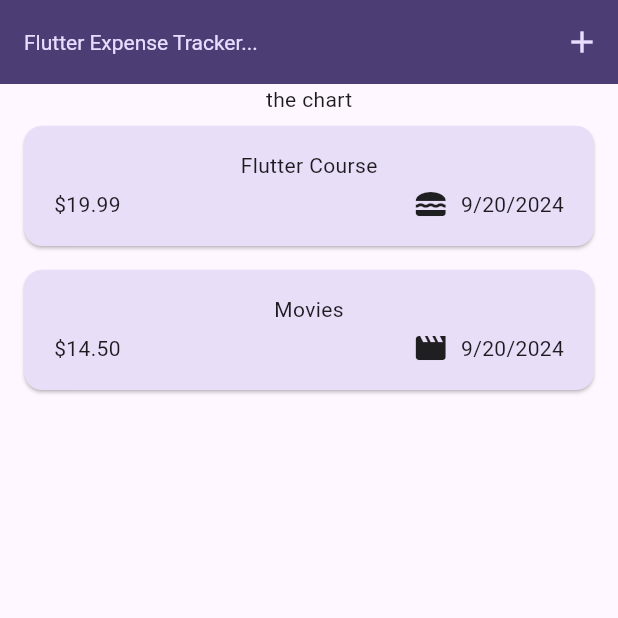
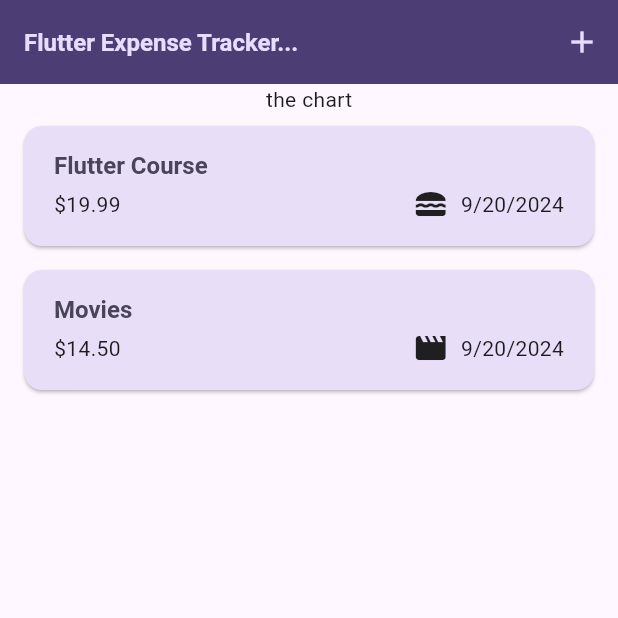
Before and after one commit to ThawedBuffalo/fdcg_05-expense-tracker, a Flutter app: the screen it shows after launch, on a phone screen of 412 x 824 dp, the top half of it. Run offline on Flutter 3.47's test engine with Material 3 defaults, Android fonts, the phone set to English and light mode, and no system bars.

Commit message:
section 5: chapter 30

```diff
--- a/lib/main.dart
+++ b/lib/main.dart
@@ -24,9 +24,9 @@ void main() {
           ),
           textTheme: ThemeData().textTheme.copyWith(
                   titleLarge: TextStyle(
-                fontWeight: FontWeight.normal,
+                fontWeight: FontWeight.bold,
                 color: kColorScheme.onSecondaryContainer,
-                fontSize: 14,
+                fontSize: 16,
               ))),
       home: const Expenses(),
     ),
--- a/lib/widgets/expense_item.dart
+++ b/lib/widgets/expense_item.dart
@@ -11,15 +11,12 @@ class ExpenseItem extends StatelessWidget {
   @override
   Widget build(BuildContext context) {
     return Card(
-
       child: Padding(
-        padding: const EdgeInsets.symmetric(
-          horizontal: 20,
-          vertical: 16
-        ),
+        padding: const EdgeInsets.symmetric(horizontal: 20, vertical: 16),
         child: Column(
+          crossAxisAlignment: CrossAxisAlignment.start,
           children: [
-            Text(expense.title),
+            Text(expense.title, style: Theme.of(context).textTheme.titleLarge),
             const SizedBox(height: 4),
             Row(
               children: [
@@ -28,11 +25,12 @@ class ExpenseItem extends StatelessWidget {
                 Row(
                   children: [
                     Icon(categoryIcons[expense.category]),
-                      const SizedBox(width: 8,),
+                    const SizedBox(
+                      width: 8,
+                    ),
                     Text(expense.formattedDate),
                   ],
                 ),
-
               ],
             ),
           ],
--- a/lib/widgets/expenses_list.dart
+++ b/lib/widgets/expenses_list.dart
@@ -14,6 +14,11 @@ class ExpensesList extends StatelessWidget {
     return ListView.builder(
       itemCount: expenses.length,
       itemBuilder: (ctx, index) => Dismissible(
+        background: Container(
+          color: Theme.of(context).colorScheme.error.withOpacity(0.75),
+          margin: EdgeInsets.symmetric(
+              horizontal: Theme.of(context).cardTheme.margin!.horizontal),
+        ),
         key: ValueKey(expenses[index]),
         onDismissed: (direction) {
           removeAction(expenses[index]);
```
Lines whose indentation alone changed are shown as unchanged.
